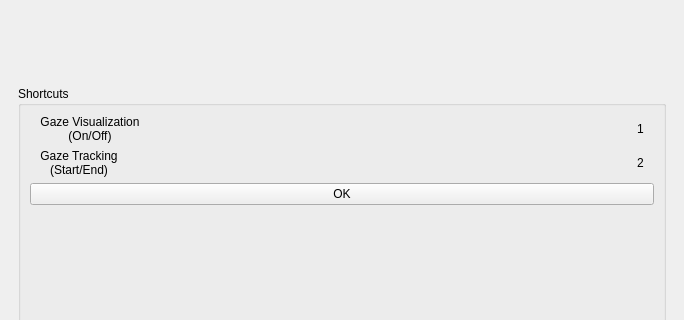
This is ui/main.ui in DVL-Sejong/GazeTrackerGame as Qt 5 draws it before an edit; both pictures show x 0 to 684 and y 172 to 492 of the 684 by 1366 pixel window. The edited form follows.
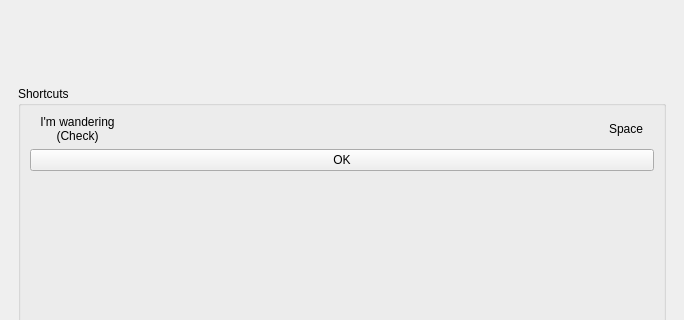
This is the edited form. The open tabs and pages were chosen to show the change.

The edit to the form file:
```diff
--- a/ui/main.ui
+++ b/ui/main.ui
@@ -822,8 +822,8 @@
                <item>
                 <widget class="QLabel" name="label_shortcut1Name">
                  <property name="text">
-                  <string>Gaze Visualization
-(On/Off)</string>
+                  <string>I'm wandering
+(Check)</string>
                  </property>
                  <property name="alignment">
                   <set>Qt::AlignCenter</set>
@@ -846,48 +846,7 @@
                <item>
                 <widget class="QLabel" name="label_shortcut1">
                  <property name="text">
-                  <string>1</string>
-                 </property>
-                </widget>
-               </item>
-              </layout>
-             </item>
-             <item>
-              <layout class="QHBoxLayout" name="hLayout_shortcut2">
-               <property name="leftMargin">
-                <number>10</number>
-               </property>
-               <property name="rightMargin">
-                <number>10</number>
-               </property>
-               <item>
-                <widget class="QLabel" name="label_shortcut2Name">
-                 <property name="text">
-                  <string>Gaze Tracking
-(Start/End)</string>
-                 </property>
-                 <property name="alignment">
-                  <set>Qt::AlignCenter</set>
-                 </property>
-                </widget>
-               </item>
-               <item>
-                <spacer name="hSpacer_shortcut2">
-                 <property name="orientation">
-                  <enum>Qt::Horizontal</enum>
-                 </property>
-                 <property name="sizeHint" stdset="0">
-                  <size>
-                   <width>40</width>
-                   <height>20</height>
-                  </size>
-                 </property>
-                </spacer>
-               </item>
-               <item>
-                <widget class="QLabel" name="label_shortcut2">
-                 <property name="text">
-                  <string>2</string>
+                  <string>Space</string>
                  </property>
                 </widget>
                </item>
```
